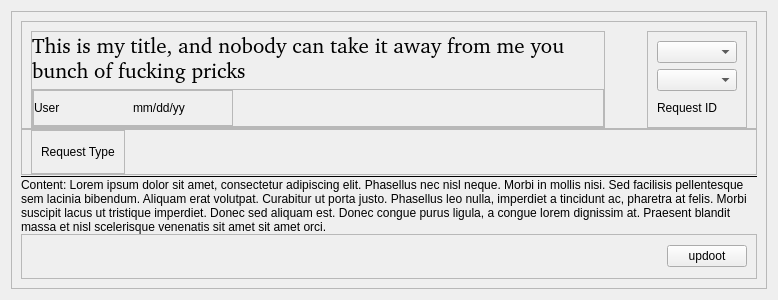
Before: the Qt Designer form ui/request_template.ui in TransparentGlass/Merlin-s-Lamp--Request-Manager, drawn with Qt 5.
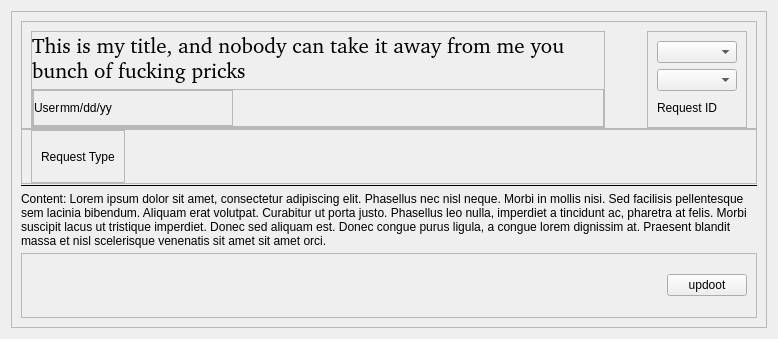
After: the same form once the commit is applied. Icons and pictures are not drawn.

```diff
--- a/ui/request_template.ui
+++ b/ui/request_template.ui
@@ -7,7 +7,7 @@
     <x>0</x>
     <y>0</y>
     <width>750</width>
-    <height>300</height>
+    <height>339</height>
    </rect>
   </property>
   <property name="windowTitle">
@@ -200,6 +200,9 @@
                     <property name="alignment">
                      <set>Qt::AlignmentFlag::AlignLeading|Qt::AlignmentFlag::AlignLeft|Qt::AlignmentFlag::AlignVCenter</set>
                     </property>
+                    <property name="margin">
+                     <number>6</number>
+                    </property>
                    </widget>
                   </item>
                   <item>
@@ -212,6 +215,19 @@
                     </property>
                    </widget>
                   </item>
+                  <item>
+                   <spacer name="horizontalSpacer_3">
+                    <property name="orientation">
+                     <enum>Qt::Orientation::Horizontal</enum>
+                    </property>
+                    <property name="sizeHint" stdset="0">
+                     <size>
+                      <width>40</width>
+                      <height>20</height>
+                     </size>
+                    </property>
+                   </spacer>
+                  </item>
                  </layout>
                 </widget>
                </item>
```
Left out of the diff: 11 changed lines with no effect on the pictures.
